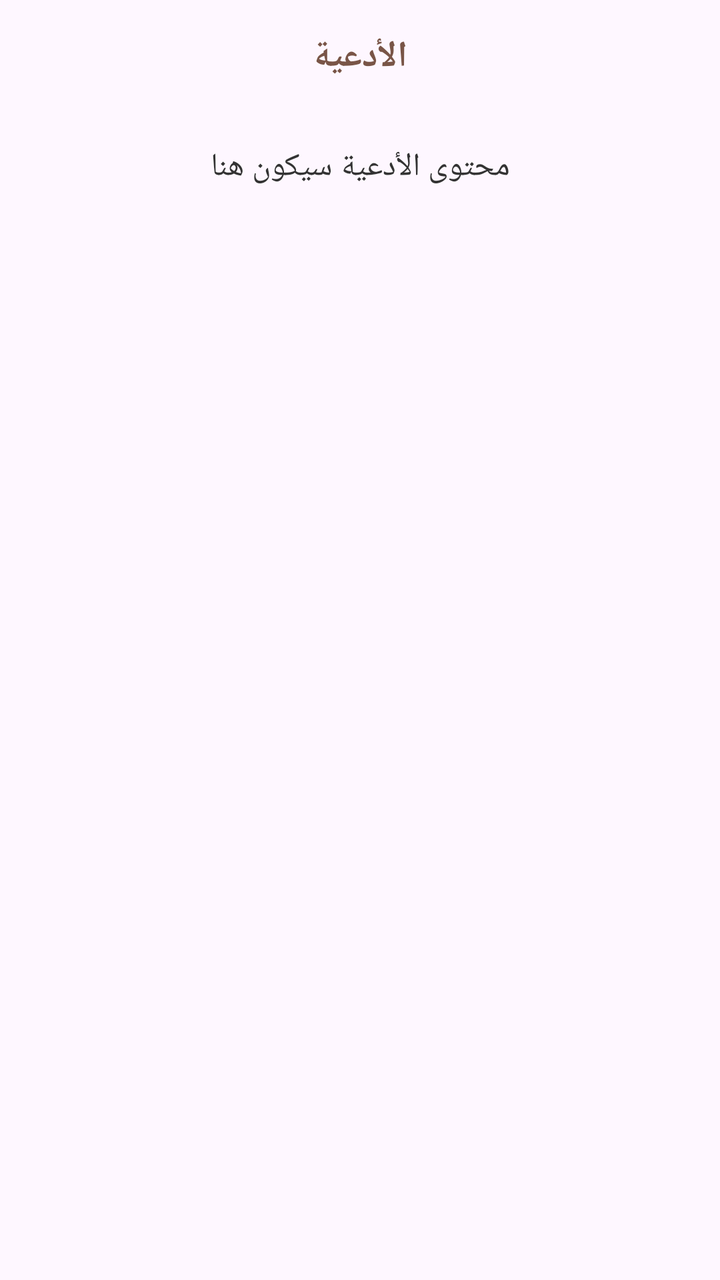
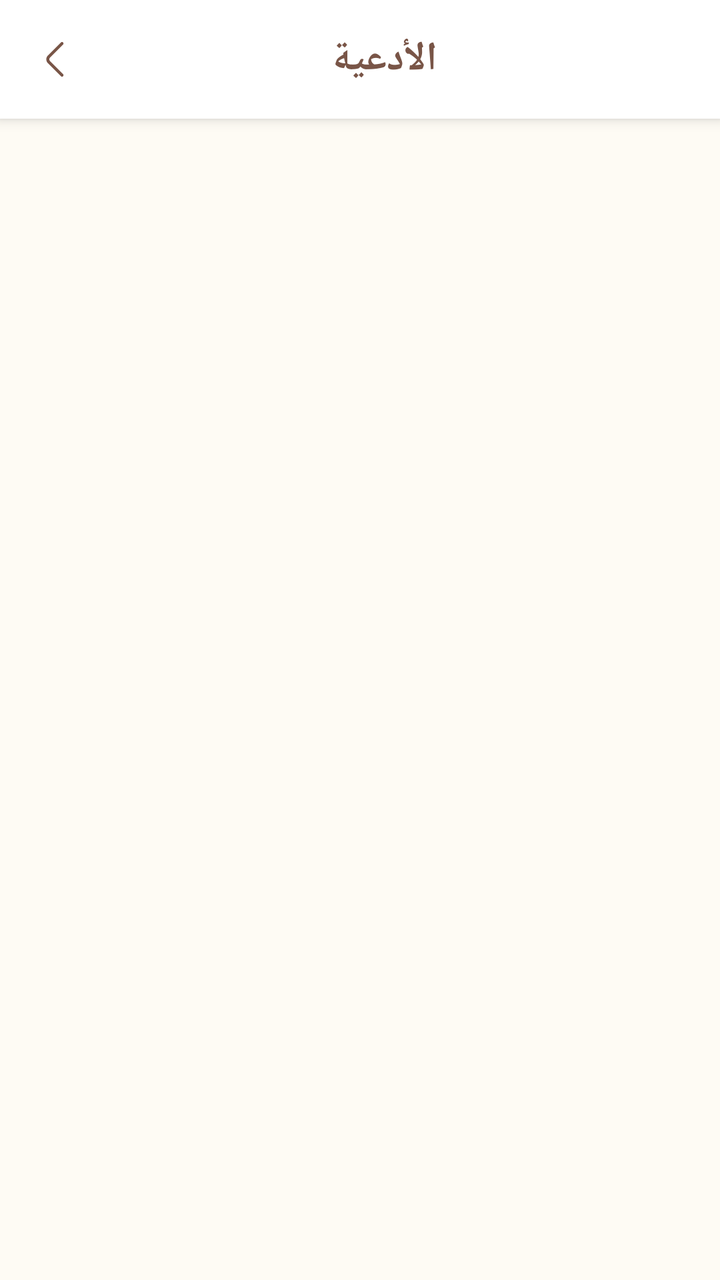

Screens rendered from an Android XML layout before and after an edit, with the pre-edit source and the edit as a unified diff.
<!-- AndroidManifest.xml: application theme Theme.Zakrni -->
<!-- res/layout/fragment_dua.xml -->
<?xml version="1.0" encoding="utf-8"?>
<androidx.constraintlayout.widget.ConstraintLayout xmlns:android="http://schemas.android.com/apk/res/android"
    xmlns:tools="http://schemas.android.com/tools"
    android:layout_width="match_parent"
    android:layout_height="match_parent"
    xmlns:app="http://schemas.android.com/apk/res-auto"
    tools:context=".clean.ui.views.DuaFragment">

    
    <LinearLayout
        android:id="@+id/headerLayout"
        android:layout_width="0dp"
        android:layout_height="wrap_content"
        android:orientation="horizontal"
        android:gravity="center_vertical"
        android:padding="16dp"
        app:layout_constraintTop_toTopOf="parent"
        app:layout_constraintStart_toStartOf="parent"
        app:layout_constraintEnd_toEndOf="parent">

        <ImageView
            android:id="@+id/backButton"
            android:layout_width="24dp"
            android:layout_height="24dp"
            android:clickable="true"
            android:focusable="true"
            android:background="?attr/selectableItemBackgroundBorderless"
            android:contentDescription="Back" />

        <TextView
            android:layout_width="0dp"
            android:layout_height="wrap_content"
            android:layout_weight="1"
            android:text="الأدعية"
            android:textSize="18sp"
            android:textStyle="bold"
            android:textColor="#795547"
            android:gravity="center" />

        <View
            android:layout_width="24dp"
            android:layout_height="24dp" />

    </LinearLayout>

    
    <ScrollView
        android:layout_width="0dp"
        android:layout_height="0dp"
        app:layout_constraintTop_toBottomOf="@+id/headerLayout"
        app:layout_constraintBottom_toBottomOf="parent"
        app:layout_constraintStart_toStartOf="parent"
        app:layout_constraintEnd_toEndOf="parent">

        <LinearLayout
            android:layout_width="match_parent"
            android:layout_height="wrap_content"
            android:orientation="vertical"
            android:padding="16dp">

            
            <TextView
                android:layout_width="match_parent"
                android:layout_height="wrap_content"
                android:text="محتوى الأدعية سيكون هنا"
                android:textSize="16sp"
                android:textColor="#333333"
                android:gravity="center" />

        </LinearLayout>

    </ScrollView>

</androidx.constraintlayout.widget.ConstraintLayout>
<!-- resources referenced by this layout -->
<resources>
  <style name="Theme.Zakrni" parent="Base.Theme.Zakrni" />
  <style name="Base.Theme.Zakrni" parent="Theme.Material3.DayNight.NoActionBar">
          
          
      </style>
</resources>

<!-- the commit's change to res/layout/fragment_dua.xml (unified diff, before → after) -->
@@ -4,71 +4,191 @@
     android:layout_width="match_parent"
     android:layout_height="match_parent"
     xmlns:app="http://schemas.android.com/apk/res-auto"
+    android:background="#FEFBF4"
     tools:context=".clean.ui.views.DuaFragment">
 
-    
-    <LinearLayout
-        android:id="@+id/headerLayout"
+    <androidx.cardview.widget.CardView
+        android:id="@+id/headerCard"
         android:layout_width="0dp"
         android:layout_height="wrap_content"
-        android:orientation="horizontal"
-        android:gravity="center_vertical"
-        android:padding="16dp"
+        app:cardCornerRadius="0dp"
+        app:cardElevation="4dp"
+        app:cardBackgroundColor="@android:color/white"
         app:layout_constraintTop_toTopOf="parent"
         app:layout_constraintStart_toStartOf="parent"
         app:layout_constraintEnd_toEndOf="parent">
 
-        <ImageView
-            android:id="@+id/backButton"
-            android:layout_width="24dp"
-            android:layout_height="24dp"
-            android:clickable="true"
-            android:focusable="true"
-            android:background="?attr/selectableItemBackgroundBorderless"
-            android:contentDescription="Back" />
+        <LinearLayout
+            android:id="@+id/headerLayout"
+            android:layout_width="match_parent"
+            android:layout_height="wrap_content"
+            android:orientation="horizontal"
+            android:gravity="center_vertical"
+            android:padding="16dp">
+
+            <ImageView
+                android:id="@+id/backButton"
+                android:layout_width="24dp"
+                android:layout_height="24dp"
+                android:clickable="true"
+                android:focusable="true"
+                android:background="?attr/selectableItemBackgroundBorderless"
+                android:src="@drawable/ic_back"
+                android:contentDescription="Back" />
+
+            <TextView
+                android:layout_width="0dp"
+                android:layout_height="wrap_content"
+                android:layout_weight="1"
+                android:text="الأدعية"
+                android:textSize="20sp"
+                android:textStyle="bold"
+                android:textColor="#795547"
+                android:gravity="center"
+                />
+
+        </LinearLayout>
+
+    </androidx.cardview.widget.CardView>
+
+    <ProgressBar
+        android:id="@+id/progressBar"
+        android:layout_width="wrap_content"
+        android:layout_height="wrap_content"
+        android:visibility="gone"
+        app:layout_constraintTop_toTopOf="@+id/recyclerView"
+        app:layout_constraintBottom_toBottomOf="@+id/recyclerView"
+        app:layout_constraintStart_toStartOf="parent"
+        app:layout_constraintEnd_toEndOf="parent" />
+
+
+    <androidx.recyclerview.widget.RecyclerView
+        android:id="@+id/recyclerView"
+        android:layout_width="0dp"
+        android:layout_height="0dp"
+        android:layout_marginTop="8dp"
+        android:clipToPadding="false"
+        android:paddingBottom="16dp"
+        app:layout_constraintTop_toBottomOf="@+id/headerCard"
+        app:layout_constraintBottom_toBottomOf="parent"
+        app:layout_constraintStart_toStartOf="parent"
+        app:layout_constraintEnd_toEndOf="parent"
+        tools:listitem="@layout/item_dua" />
+
+
+    <LinearLayout
+        android:id="@+id/errorLayout"
+        android:layout_width="wrap_content"
+        android:layout_height="wrap_content"
+        android:orientation="vertical"
+        android:gravity="center"
+        android:visibility="gone"
+        app:layout_constraintTop_toTopOf="@+id/recyclerView"
+        app:layout_constraintBottom_toBottomOf="@+id/recyclerView"
+        app:layout_constraintStart_toStartOf="parent"
+        app:layout_constraintEnd_toEndOf="parent">
+
+
 
         <TextView
-            android:layout_width="0dp"
+            android:id="@+id/tvError"
+            android:layout_width="wrap_content"
             android:layout_height="wrap_content"
-            android:layout_weight="1"
-            android:text="الأدعية"
-            android:textSize="18sp"
-            android:textStyle="bold"
-            android:textColor="#795547"
+            android:layout_marginTop="16dp"
+            android:text="حدث خطأ في تحميل البيانات"
+            android:textSize="16sp"
+            android:textColor="#666666"
             android:gravity="center" />
 
-        <View
-            android:layout_width="24dp"
-            android:layout_height="24dp" />
+        <Button
+            android:id="@+id/btnRetry"
+            android:layout_width="wrap_content"
+            android:layout_height="wrap_content"
+            android:layout_marginTop="16dp"
+            android:text="إعادة المحاولة"
+            android:textColor="@android:color/white"
+            android:backgroundTint="#795547"
+            style="@style/Widget.Material3.Button" />
 
     </LinearLayout>
 
-    
-    <ScrollView
-        android:layout_width="0dp"
-        android:layout_height="0dp"
-        app:layout_constraintTop_toBottomOf="@+id/headerLayout"
-        app:layout_constraintBottom_toBottomOf="parent"
-        app:layout_constraintStart_toStartOf="parent"
-        app:layout_constraintEnd_toEndOf="parent">
+</androidx.constraintlayout.widget.ConstraintLayout>
+<!-- res/layout/item_dua.xml (included above) -->
+<?xml version="1.0" encoding="utf-8"?>
+<androidx.cardview.widget.CardView xmlns:android="http://schemas.android.com/apk/res/android"
+    xmlns:app="http://schemas.android.com/apk/res-auto"
+    android:layout_width="match_parent"
+    android:layout_height="wrap_content"
+    android:layout_marginBottom="8dp"
+    android:layout_marginHorizontal="8dp"
+    app:cardCornerRadius="12dp"
+    app:cardElevation="0dp"
+    app:cardBackgroundColor="@android:color/transparent"
+    android:layoutDirection="rtl">
 
+    <LinearLayout
+        android:layout_width="match_parent"
+        android:layout_height="wrap_content"
+        android:orientation="vertical"
+        android:background="@android:color/transparent">
+
+        
         <LinearLayout
+            android:id="@+id/headerLayout"
+            android:layout_width="match_parent"
+            android:layout_height="wrap_content"
+            android:background="@drawable/header_background_rounded"
+            android:clickable="true"
+            android:focusable="true"
+            android:gravity="center_vertical"
+            android:orientation="horizontal"
+            android:padding="16dp">
+
+            <TextView
+                android:id="@+id/tvHeaderTitle"
+                android:layout_width="0dp"
+                android:layout_height="wrap_content"
+                android:layout_weight="1"
+                android:gravity="start"
+                android:text="ادعية نبوية"
+                android:textColor="#F0E6D2"
+                android:textSize="18sp"
+                android:textStyle="bold"
+                android:textDirection="rtl" />
+
+            <ImageView
+                android:id="@+id/ivChevron"
+                android:layout_width="20dp"
+                android:layout_height="20dp"
+                android:layout_marginStart="8dp"
+                android:src="@drawable/ic_drop_down"
+                android:contentDescription="expand" />
+
+        </LinearLayout>
+
+        
+        <LinearLayout
+            android:id="@+id/contentLayout"
             android:layout_width="match_parent"
             android:layout_height="wrap_content"
             android:orientation="vertical"
-            android:padding="16dp">
+            android:background="@android:color/transparent"
+            android:visibility="gone">
 
             
-            <TextView
+            <LinearLayout
+                android:id="@+id/duaItemsContainer"
                 android:layout_width="match_parent"
                 android:layout_height="wrap_content"
-                android:text="محتوى الأدعية سيكون هنا"
-                android:textSize="16sp"
-                android:textColor="#333333"
-                android:gravity="center" />
+                android:orientation="vertical"
+                android:background="@android:color/transparent"
+                android:paddingTop="8dp"
+                android:paddingBottom="8dp">
+
+            </LinearLayout>
 
         </LinearLayout>
 
-    </ScrollView>
+    </LinearLayout>
 
-</androidx.constraintlayout.widget.ConstraintLayout>
+</androidx.cardview.widget.CardView>
<!-- resource entries referenced after the edit -->
@@ -1,5 +1,39 @@
 <!-- resources referenced by this layout -->
 <resources>
+  <!-- drawable header_background_rounded (drawable) -->
+  <?xml version="1.0" encoding="utf-8"?>
+  <shape xmlns:android="http://schemas.android.com/apk/res/android"
+      android:shape="rectangle">
+  
+      <solid android:color="#795547" />
+  
+      <corners
+          android:topLeftRadius="12dp"
+          android:topRightRadius="12dp"
+          android:bottomLeftRadius="0dp"
+          android:bottomRightRadius="0dp" />
+  
+  </shape>
+  <!-- drawable ic_back (drawable) -->
+  <vector xmlns:android="http://schemas.android.com/apk/res/android"
+      android:width="24dp"
+      android:height="24dp"
+      android:viewportWidth="24"
+      android:viewportHeight="24">
+    <path
+        android:pathData="M15,20.67C14.81,20.67 14.62,20.6 14.47,20.45L7.95,13.93C6.89,12.87 6.89,11.13 7.95,10.07L14.47,3.55C14.76,3.26 15.24,3.26 15.53,3.55C15.82,3.84 15.82,4.32 15.53,4.61L9.01,11.13C8.53,11.61 8.53,12.39 9.01,12.87L15.53,19.39C15.82,19.68 15.82,20.16 15.53,20.45C15.38,20.59 15.19,20.67 15,20.67Z"
+        android:fillColor="#795547"/>
+  </vector>
+  <!-- drawable ic_drop_down (drawable) -->
+  <vector xmlns:android="http://schemas.android.com/apk/res/android"
+      android:width="12dp"
+      android:height="8dp"
+      android:viewportWidth="12"
+      android:viewportHeight="8">
+    <path
+        android:pathData="M6,7.68L0.804,0.66L11.196,0.66L6,7.68Z"
+        android:fillColor="#F0E6D2"/>
+  </vector>
   <style name="Theme.Zakrni" parent="Base.Theme.Zakrni" />
   <style name="Base.Theme.Zakrni" parent="Theme.Material3.DayNight.NoActionBar">
           
